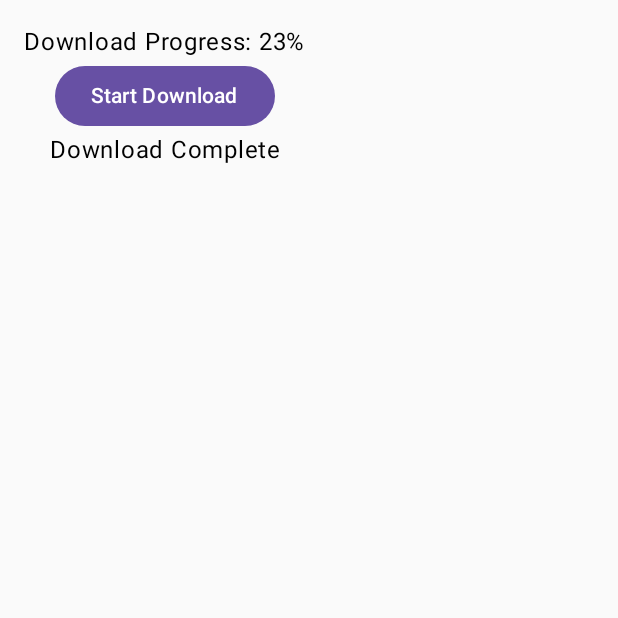
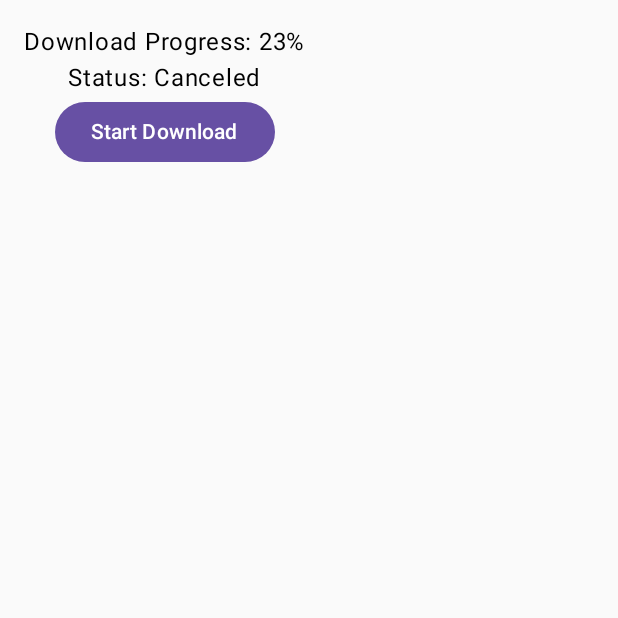
Before and after one commit to darsshanNair/coroutines_playground, an Android app built with Jetpack Compose: the ManualJobHandlerScreen screen opened through its navigation route, after a tap on "Cancel Download", on a phone screen of 412 x 824 dp, the top half of it. Run offline under Robolectric (Android 15) with nearby library versions, the phone set to English and light mode, and no system bars; 1 other tap on this screen came first.

Commit message:
Implement download job handler

```diff
--- a/app/src/main/java/com/darsshannair/coroutinesplayground/MainActivity.kt
+++ b/app/src/main/java/com/darsshannair/coroutinesplayground/MainActivity.kt
@@ -19,6 +19,7 @@ import com.darsshannair.coroutinesplayground.presentation.screens.ManualJobHandl
 import com.darsshannair.coroutinesplayground.presentation.screens.MemoryLeakResolverScreen
 import com.darsshannair.coroutinesplayground.presentation.screens.ScopeManagementScreen
 import com.darsshannair.coroutinesplayground.presentation.screens.TransactionListScreen
+import com.darsshannair.coroutinesplayground.presentation.viewmodels.DownloadJobHandlerViewModel
 import com.darsshannair.coroutinesplayground.presentation.viewmodels.LoanEligibilityViewModel
 
 class MainActivity : ComponentActivity() {
@@ -26,6 +27,7 @@ class MainActivity : ComponentActivity() {
         super.onCreate(savedInstanceState)
 
         val loanEligibilityViewModel = LoanEligibilityViewModel()
+        val downloadJobHandlerViewModel = DownloadJobHandlerViewModel()
 
         setContent {
             MaterialTheme {
@@ -49,7 +51,7 @@ class MainActivity : ComponentActivity() {
                     // Existing routes
                     composable("transactions") { TransactionListScreen() }
                     composable("memoryLeakResolver") { MemoryLeakResolverScreen() }
-                    composable("manualJobHandler") { ManualJobHandlerScreen() }
+                    composable("manualJobHandler") { ManualJobHandlerScreen(viewModel = downloadJobHandlerViewModel) }
                     composable("scopeManagement") { ScopeManagementScreen() }
                     composable("dashboard") { DashboardScreen() }
                     composable("dashboardV2") { DashboardScreenV2() }
--- /dev/null
+++ b/app/src/main/java/com/darsshannair/coroutinesplayground/presentation/intents/DownloadJobHandlerIntent.kt
@@ -0,0 +1,6 @@
+package com.darsshannair.coroutinesplayground.presentation.intents
+
+sealed class DownloadJobHandlerIntent {
+    object StartDownload : DownloadJobHandlerIntent()
+    object CancelDownload : DownloadJobHandlerIntent()
+}
--- /dev/null
+++ b/app/src/main/java/com/darsshannair/coroutinesplayground/presentation/screens/DownloadJobHandlerScreen.kt
@@ -0,0 +1,42 @@
+package com.darsshannair.coroutinesplayground.presentation.screens
+
+import androidx.compose.foundation.layout.Column
+import androidx.compose.foundation.layout.padding
+import androidx.compose.material3.Button
+import androidx.compose.material3.Text
+import androidx.compose.runtime.Composable
+import androidx.compose.runtime.collectAsState
+import androidx.compose.runtime.getValue
+import androidx.compose.ui.Alignment
+import androidx.compose.ui.Modifier
+import androidx.compose.ui.unit.dp
+import com.darsshannair.coroutinesplayground.presentation.intents.DownloadJobHandlerIntent
+import com.darsshannair.coroutinesplayground.presentation.viewmodels.DownloadJobHandlerViewModel
+
+@Composable
+fun ManualJobHandlerScreen(
+    viewModel: DownloadJobHandlerViewModel // Pass the ViewModel from MainActivity
+) {
+    // Collect state from the ViewModel
+    val state by viewModel.state.collectAsState()
+
+    Column(
+        modifier = Modifier.padding(16.dp),
+        horizontalAlignment = Alignment.CenterHorizontally
+    ) {
+        // Display the download progress
+        Text(text = "Download Progress: ${state.progress}%")
+        Text(text = "Status: ${state.downloadStatus}")
+
+        // Show appropriate buttons based on the state
+        if (state.isDownloading) {
+            Button(onClick = { viewModel.handleIntent(DownloadJobHandlerIntent.CancelDownload) }) {
+                Text("Cancel Download")
+            }
+        } else {
+            Button(onClick = { viewModel.handleIntent(DownloadJobHandlerIntent.StartDownload) }) {
+                Text("Start Download")
+            }
+        }
+    }
+}
--- a/app/src/main/java/com/darsshannair/coroutinesplayground/presentation/screens/ManualJobHandlerScreen.kt
+++ /dev/null
@@ -1,43 +0,0 @@
-package com.darsshannair.coroutinesplayground.presentation.screens
-
-import androidx.compose.foundation.layout.Column
-import androidx.compose.foundation.layout.padding
-import androidx.compose.material3.Button
-import androidx.compose.material3.Text
-import androidx.compose.runtime.Composable
-import androidx.compose.ui.Alignment
-import androidx.compose.ui.Modifier
-import androidx.compose.ui.unit.dp
-import androidx.lifecycle.viewmodel.compose.viewModel
-import com.darsshannair.coroutinesplayground.presentation.viewmodels.ManualJobHandlerViewModel
-
-@Composable
-fun ManualJobHandlerScreen(viewModel: ManualJobHandlerViewModel = viewModel()) {
-    val progress = viewModel.downloadProgress.value
-    val isDownloading = viewModel.isDownloading.value
-
-    Column(
-        modifier = Modifier.padding(16.dp),
-        horizontalAlignment = Alignment.CenterHorizontally
-    ) {
-        Text(text = "Download Progress: $progress%")
-
-        // Show a button to start the download if not already downloading
-        if (isDownloading) {
-            Button(onClick = { viewModel.cancelDownload() }) {
-                Text("Cancel Download")
-            }
-        } else {
-            Button(onClick = { viewModel.startDownload() }) {
-                Text("Start Download")
-            }
-        }
-
-        // Display download status
-        if (isDownloading) {
-            Text("Downloading...")
-        } else {
-            Text("Download Complete")
-        }
-    }
-}
--- /dev/null
+++ b/app/src/main/java/com/darsshannair/coroutinesplayground/presentation/states/DownloadJobHandlerState.kt
@@ -0,0 +1,7 @@
+package com.darsshannair.coroutinesplayground.presentation.states
+
+data class DownloadJobHandlerState(
+    val progress: Int = 0,
+    val isDownloading: Boolean = false,
+    val downloadStatus: String = "Idle"
+)
--- /dev/null
+++ b/app/src/main/java/com/darsshannair/coroutinesplayground/presentation/viewmodels/DownloadJobHandlerViewModel.kt
@@ -0,0 +1,47 @@
+package com.darsshannair.coroutinesplayground.presentation.viewmodels
+
+import androidx.lifecycle.ViewModel
+import androidx.lifecycle.viewModelScope
+import com.darsshannair.coroutinesplayground.presentation.intents.DownloadJobHandlerIntent
+import com.darsshannair.coroutinesplayground.presentation.states.DownloadJobHandlerState
+import kotlinx.coroutines.Job
+import kotlinx.coroutines.delay
+import kotlinx.coroutines.flow.MutableStateFlow
+import kotlinx.coroutines.flow.StateFlow
+import kotlinx.coroutines.launch
+
+class DownloadJobHandlerViewModel : ViewModel() {
+    private val _state = MutableStateFlow(DownloadJobHandlerState())
+    val state: StateFlow<DownloadJobHandlerState> get() = _state
+    private var downloadJob: Job? = null
+
+    fun handleIntent(intent: DownloadJobHandlerIntent) {
+        when (intent) {
+            is DownloadJobHandlerIntent.StartDownload -> startDownload()
+            is DownloadJobHandlerIntent.CancelDownload -> cancelDownload()
+        }
+    }
+
+    private fun startDownload() {
+        if (_state.value.isDownloading) return
+
+        _state.value = _state.value.copy(isDownloading = true, downloadStatus = "Downloading...")
+        downloadJob = viewModelScope.launch {
+            for (i in 1..100) {
+                delay(100) // Simulate download progress
+                _state.value = _state.value.copy(progress = i)
+
+                if (downloadJob?.isCancelled == true) {
+                    _state.value = _state.value.copy(downloadStatus = "Canceled", isDownloading = false)
+                    return@launch
+                }
+            }
+            _state.value = _state.value.copy(downloadStatus = "Completed", isDownloading = false)
+        }
+    }
+
+    private fun cancelDownload() {
+        downloadJob?.cancel()
+        _state.value = _state.value.copy(isDownloading = false, downloadStatus = "Canceled")
+    }
+}
--- a/app/src/main/java/com/darsshannair/coroutinesplayground/presentation/viewmodels/ManualJobHandlerViewModel.kt
+++ /dev/null
@@ -1,40 +0,0 @@
-package com.darsshannair.coroutinesplayground.presentation.viewmodels
-
-import androidx.compose.runtime.mutableIntStateOf
-import androidx.compose.runtime.mutableStateOf
-import androidx.lifecycle.ViewModel
-import androidx.lifecycle.viewModelScope
-import kotlinx.coroutines.Job
-import kotlinx.coroutines.delay
-import kotlinx.coroutines.launch
-
-class ManualJobHandlerViewModel : ViewModel() {
-    private var downloadJob: Job? = null
-    val downloadProgress = mutableIntStateOf(0)
-    val isDownloading = mutableStateOf(false) // Add this flag to track download status
-
-    // Function to start the file download (simulated)
-    fun startDownload() {
-        isDownloading.value = true  // Set downloading to true when download starts
-
-        downloadJob = viewModelScope.launch {
-            for (i in 1..100) {
-                delay(100)  // Simulate download progress
-                downloadProgress.value = i
-                if (downloadJob?.isCancelled == true) {
-                    break  // Stop downloading if the job is cancelled
-                }
-            }
-            // Automatically cancel the job when download is complete
-            if (downloadProgress.value == 100) {
-                cancelDownload() // Job is canceled manually here, to ensure cleanup.
-            }
-        }
-    }
-
-    // Function to cancel the download
-    fun cancelDownload() {
-        downloadJob?.cancel() // Explicit cancellation to clean up any resources
-        isDownloading.value = false  // Set downloading to false when download is canceled or complete
-    }
-}
```
